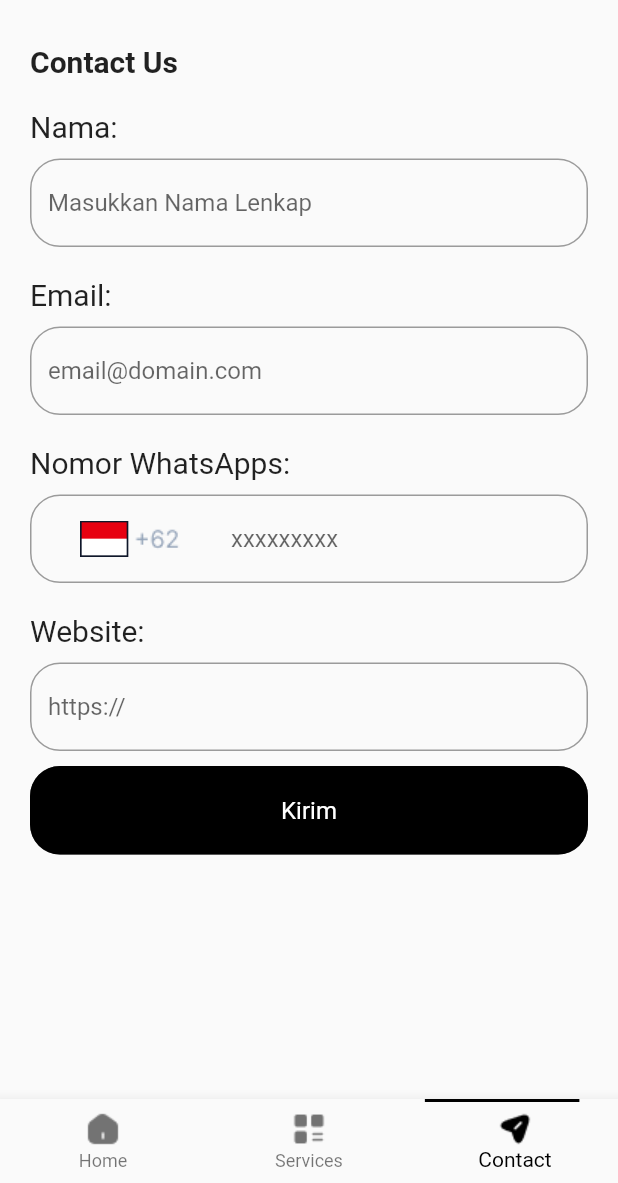
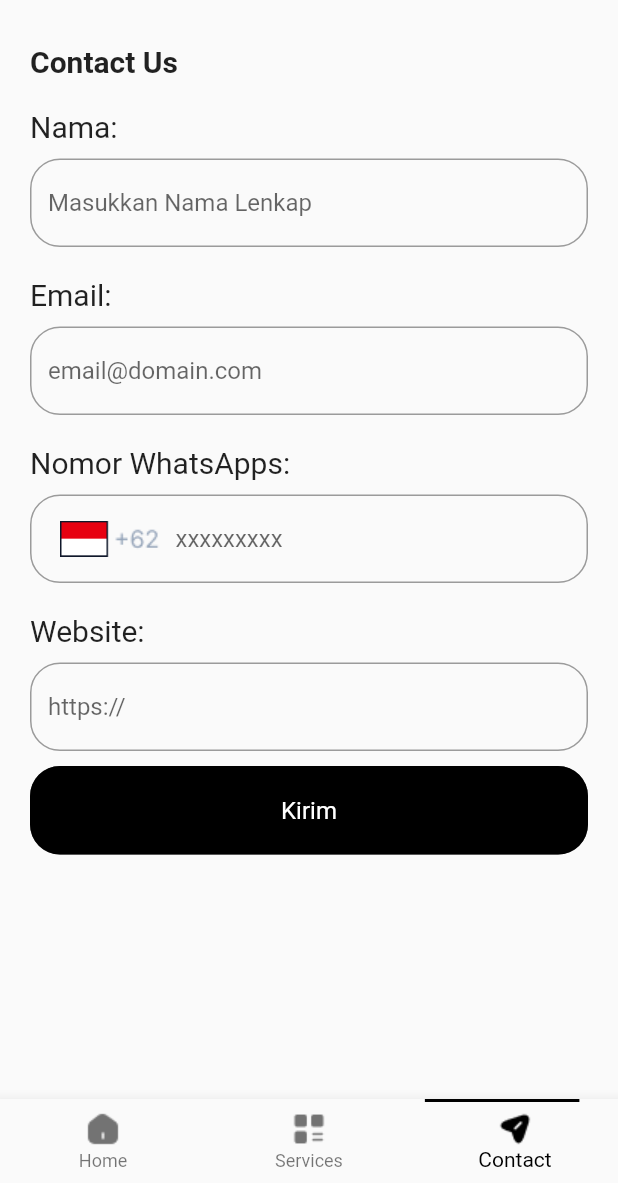
Before and after one commit to alfanalamin/ConsumeGrapqhlFlutter, a Flutter app: the screen it shows after launch, item 3 of the bottom bar chosen, on a phone screen of 412 x 824 dp, the part 53-1236 px from its top. Run offline on Flutter 3.47's test engine with Material 2 defaults, Android fonts, the phone set to English and light mode, and no system bars.

Commit message:
Edit jarak icon image ke text

```diff
--- a/lib/pages/contacts_page.dart
+++ b/lib/pages/contacts_page.dart
@@ -132,7 +132,13 @@ class _ContactsPageState extends State<ContactsPage> {
                             ),
                           ),
                             hintText: 'xxxxxxxxx',
-                            prefixIcon: Image.asset('assets/images/Country.png'),
+                            prefixIcon: Padding(
+                              padding: const EdgeInsets.only(left: 20, right: 10),
+                              child: Image.asset('assets/images/Country.png'),
+                            ),
+                            prefixIconConstraints: const BoxConstraints(
+                              minWidth: 0,
+                              minHeight: 0), // Atur ukuran ikon di sini
                         ),
                       ),
                       const SizedBox(height: 20),
```
